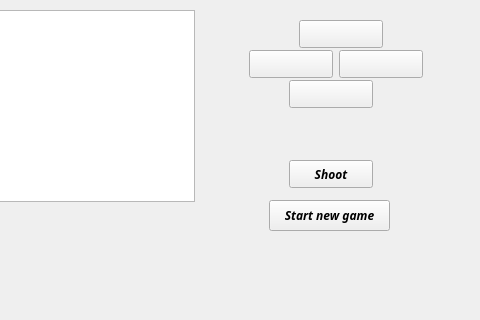
Above: Game/mainwindow.ui from ctrl-elri/nyssemeni before the change; both pictures show x 81 to 561 and y 0 to 320 of the 800 by 600 pixel window. Below: the same form after it.
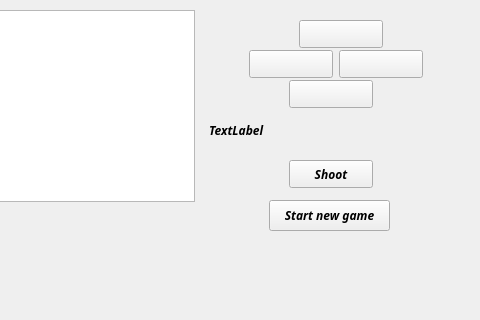
That is the form after the change.

Patch:
```diff
--- a/Game/mainwindow.ui
+++ b/Game/mainwindow.ui
@@ -116,6 +116,19 @@
      <string>Start new game</string>
     </property>
    </widget>
+   <widget class="QLabel" name="hitLabel">
+    <property name="geometry">
+     <rect>
+      <x>290</x>
+      <y>120</y>
+      <width>63</width>
+      <height>20</height>
+     </rect>
+    </property>
+    <property name="text">
+     <string>TextLabel</string>
+    </property>
+   </widget>
   </widget>
   <widget class="QMenuBar" name="menubar">
    <property name="geometry">
```
